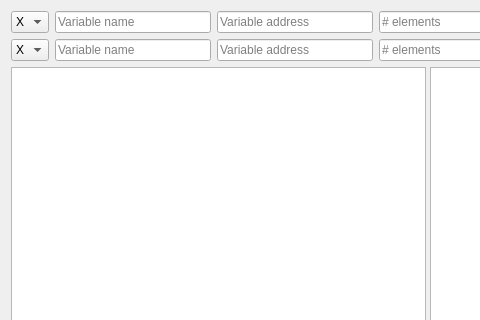
Before: the Qt Designer form src/SeerArrayVisualizerWidget.ui in epasveer/seer, drawn with Qt 5; both pictures show x 0 to 480 and y 0 to 320 of the 972 by 704 pixel window.
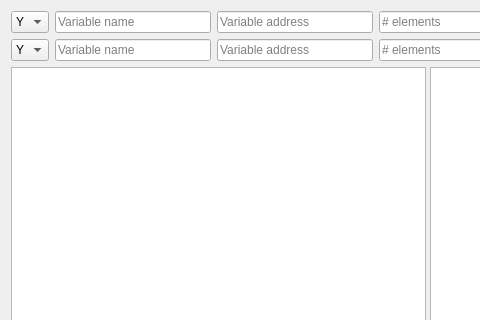
After: the same form once the commit is applied. Icons and pictures are not drawn. Custom widgets are drawn as their Qt base class.

Commit message: Add Help for SeerArray Visualizer.

```diff
--- a/src/SeerArrayVisualizerWidget.ui
+++ b/src/SeerArrayVisualizerWidget.ui
@@ -304,11 +304,11 @@
         <string>Variable axis type.</string>
        </property>
        <property name="currentText">
-        <string>X</string>
+        <string>Y</string>
        </property>
        <item>
         <property name="text">
-         <string>X</string>
+         <string>Y</string>
         </property>
        </item>
        <item>
@@ -324,11 +324,11 @@
         <string>Variable axis type.</string>
        </property>
        <property name="currentText">
-        <string>X</string>
+        <string>Y</string>
        </property>
        <item>
         <property name="text">
-         <string>X</string>
+         <string>Y</string>
         </property>
        </item>
        <item>
```
Left out of the diff: 4 changed lines with no effect on the pictures. The commit also changes 1 other file.
